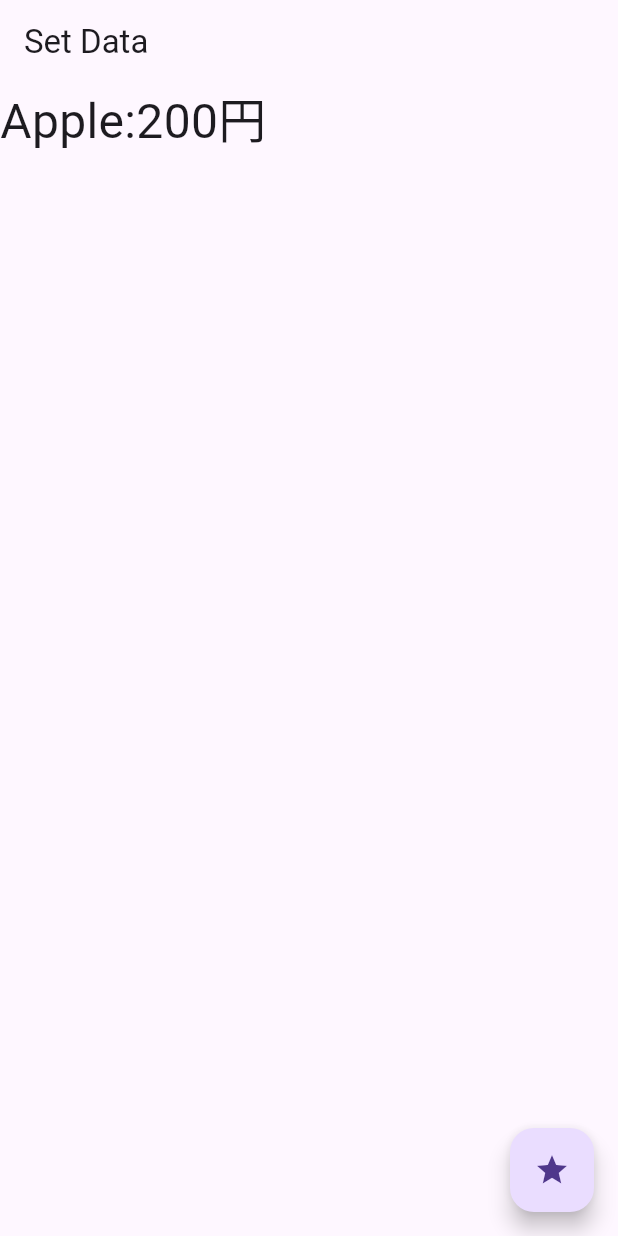
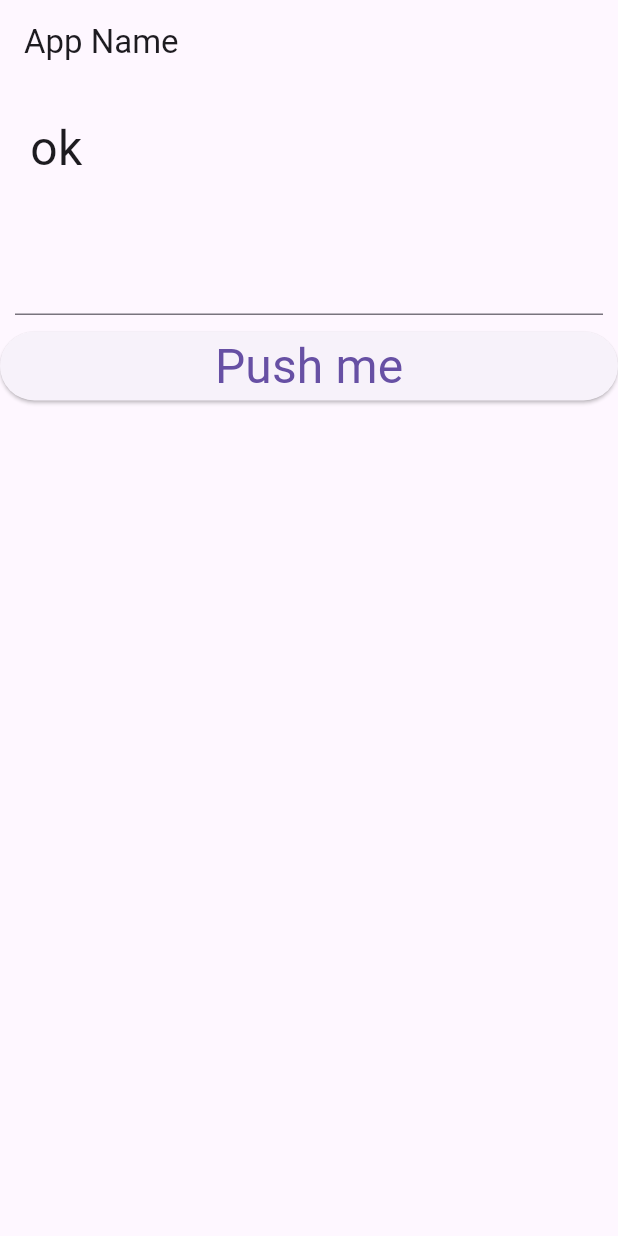
Before and after one commit to mrt-ry/flutter_app, a Flutter app: the screen it shows after launch, on a phone screen of 412 x 824 dp. Run offline on Flutter 3.47's test engine with Material 3 defaults, Android fonts, the phone set to English and light mode, and no system bars.

Commit message:
TextField

```diff
--- a/lib/main.dart
+++ b/lib/main.dart
@@ -1,71 +1,82 @@
 import 'package:flutter/material.dart';
 
 void main() {
-  runApp(const MyApp());
+  runApp(new MyApp());
 }
 
 class MyApp extends StatelessWidget {
-  // This widget is the root of your application.
-  const MyApp({Key? key}) : super(key: key);
-  final title = "Flutter Sample！";
-
   @override
   Widget build(BuildContext context) {
-    return MaterialApp(
-      title: "Flutter Demo",
-      home: MyHomePage(title: this.title),
+    return new MaterialApp(
+      title: 'Generated App',
+      theme: new ThemeData(
+        primarySwatch: Colors.pink,
+        primaryColor: const Color(0xFFe91e63),
+        canvasColor: const Color(0xFFfafafa),
+      ),
+      home: new MyHomePage(),
     );
   }
 }
 
 class MyHomePage extends StatefulWidget {
-  const MyHomePage({Key? key, required this.title}) : super(key: key);
-  final String title;
-
+  MyHomePage({Key? key}) : super(key: key);
   @override
-  _MyHomePageState createState() => _MyHomePageState();
-}
-
-class Data {
-  int _price;
-  String _name;
-  Data(this._name, this._price) : super();
-
-  @override
-  String toString() {
-    return _name + ":" + _price.toString() + "円";
-  }
+  _MyHomePageState createState() => new _MyHomePageState();
 }
 
 class _MyHomePageState extends State<MyHomePage> {
-  static final _data = [
-    Data("Apple", 200),
-    Data("Banana", 100),
-    Data("Orange", 150),
-  ];
-
-  Data _item = _data[0];
-
-  void _setData() {
-    setState(() {
-      _item = (_data..shuffle()).first;
-    });
-  }
+  static var _message = "ok";
+  static final _controller = TextEditingController();
 
   @override
   Widget build(BuildContext context) {
-    return Scaffold(
-        appBar: AppBar(
-          title: Text("Set Data"),
+    return new Scaffold(
+        appBar: new AppBar(
+          title: new Text('App Name'),
         ),
-        body: Text(
-          _item.toString(),
-          style: const TextStyle(fontSize: 32),
-        ),
-        floatingActionButton: FloatingActionButton(
-          onPressed: _setData,
-          tooltip: 'set message',
-          child: const Icon(Icons.star),
-        ));
+        body: Center(
+            child: Column(
+          mainAxisAlignment: MainAxisAlignment.start,
+          mainAxisSize: MainAxisSize.max,
+          crossAxisAlignment: CrossAxisAlignment.stretch,
+          children: <Widget>[
+            Padding(
+              padding: EdgeInsets.all(20),
+              child: Text(
+                _message,
+                style: TextStyle(
+                    fontSize: 32,
+                    fontWeight: FontWeight.w400,
+                    fontFamily: "Roboto"),
+              ),
+            ),
+            Padding(
+                padding: EdgeInsets.all(10),
+                child: TextField(
+                  controller: _controller,
+                  style: TextStyle(
+                      fontSize: 28,
+                      color: const Color(0xffFF0000),
+                      fontWeight: FontWeight.w400,
+                      fontFamily: "Roboto"),
+                )),
+            ElevatedButton(
+                child: Text(
+                  "Push me",
+                  style: TextStyle(
+                      fontSize: 32,
+                      fontWeight: FontWeight.w400,
+                      fontFamily: "Roboto"),
+                ),
+                onPressed: buttonPressed)
+          ],
+        )));
+  }
+
+  void buttonPressed() {
+    setState(() {
+      _message = "you said:" + _controller.text;
+    });
   }
 }
```
